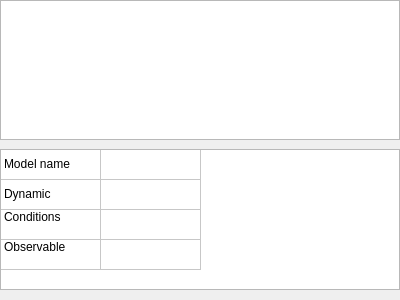
The window that src/vle/gvle2/filevpzrtool.ui (vle-forge/vle) describes before a commit, drawn with Qt 5.
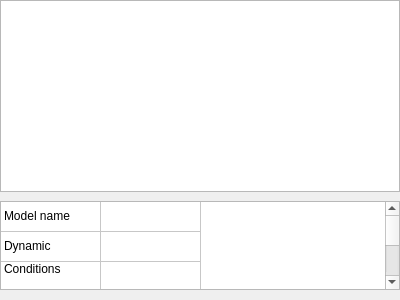
The same window after the commit.

What changed in the file:
```diff
--- a/src/vle/gvle2/filevpzrtool.ui
+++ b/src/vle/gvle2/filevpzrtool.ui
@@ -60,6 +60,12 @@
        </property>
        <item>
         <widget class="QTableWidget" name="modelProperty">
+         <property name="sizePolicy">
+          <sizepolicy hsizetype="Ignored" vsizetype="Ignored">
+           <horstretch>0</horstretch>
+           <verstretch>0</verstretch>
+          </sizepolicy>
+         </property>
          <property name="horizontalScrollBarPolicy">
           <enum>Qt::ScrollBarAlwaysOff</enum>
          </property>
```
